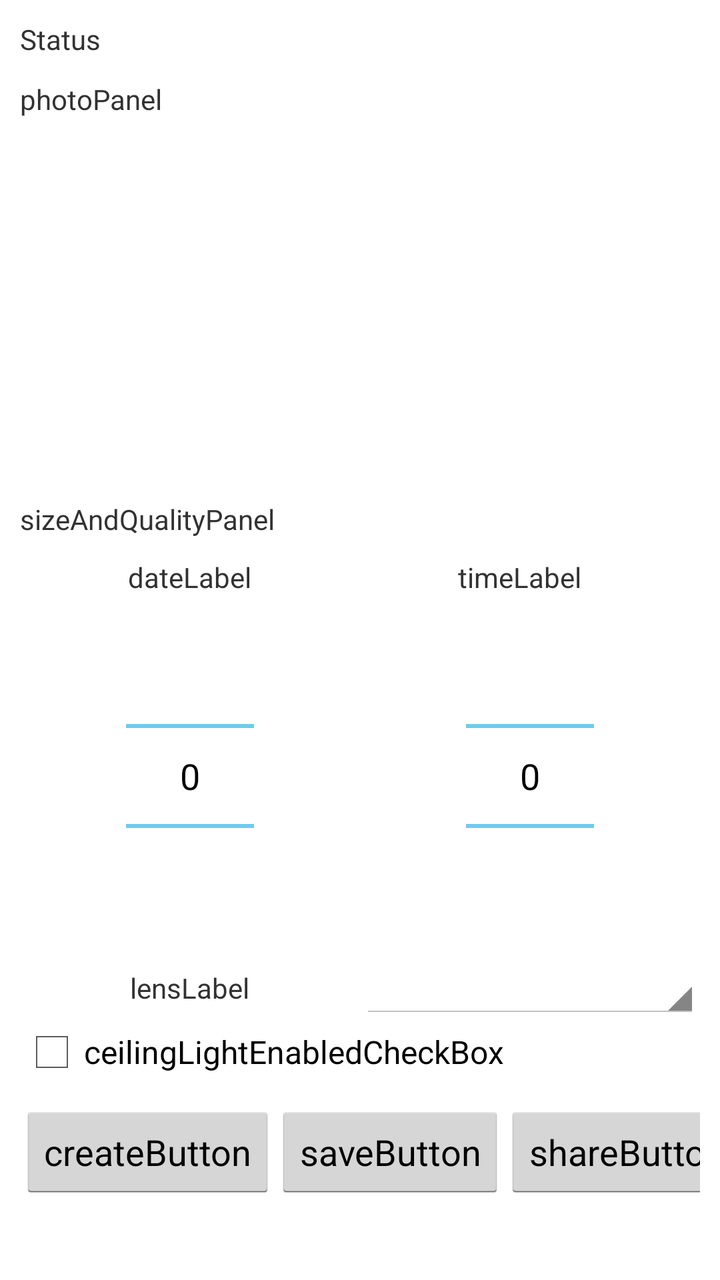
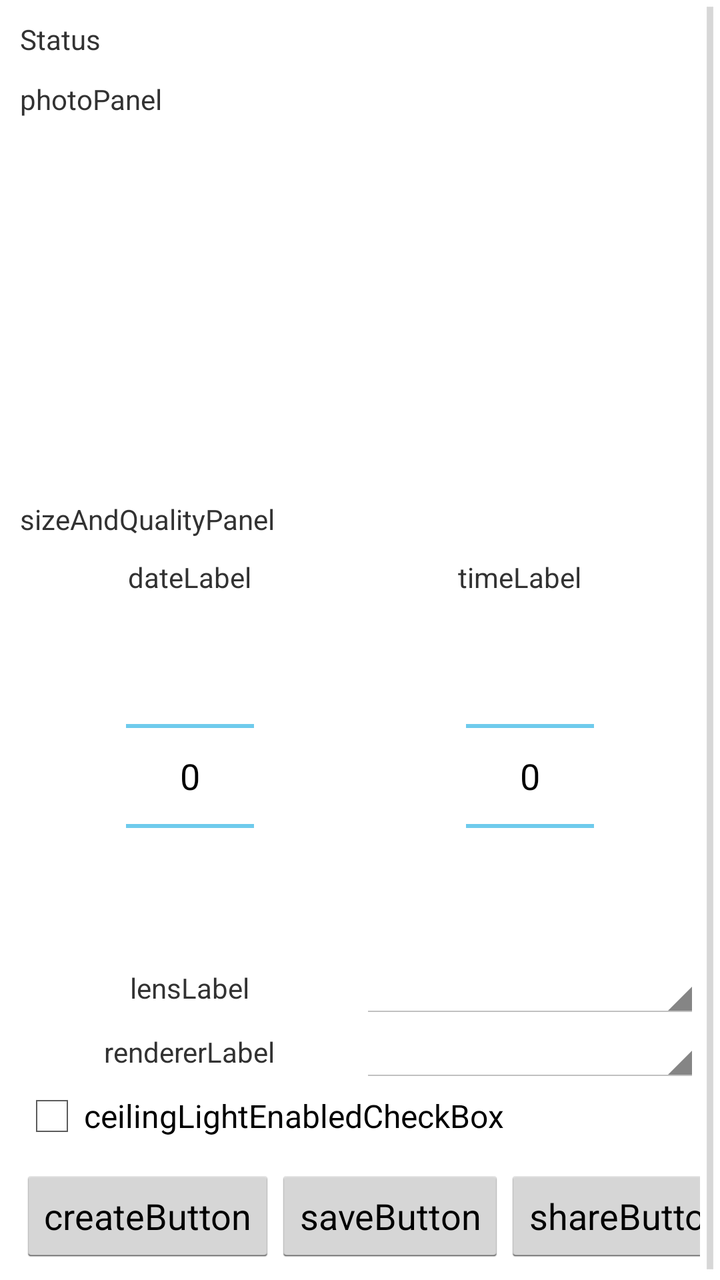

The first picture is an Android layout as it rendered before a commit; the second is the same layout after the commit. The layout source and the unified diff follow.
<!-- AndroidManifest.xml: application theme MyCustomTheme -->
<!-- res/layout/dialog_photopanel.xml -->
<?xml version="1.0" encoding="utf-8"?>
<ScrollView xmlns:android="http://schemas.android.com/apk/res/android"
            android:orientation="vertical"
            android:layout_width="match_parent"
            android:layout_height="match_parent">
    <LinearLayout xmlns:android="http://schemas.android.com/apk/res/android"
                  android:orientation="vertical"
                  android:layout_width="match_parent"
                  android:layout_height="wrap_content"
                  android:padding="10dp"
                  android:showDividers="middle"
                  android:divider="@drawable/empty_tall_divider">

        <TextView
            android:id="@+id/photopanel_statusLabel"
            android:text="Status"
            android:layout_width="match_parent"
            android:layout_height="20dp"
            android:layout_gravity="center_vertical|center_horizontal"/>
        <TextView
            android:id="@+id/photopanel_photoComponent"
            android:text="photoPanel"
            android:layout_width="match_parent"
            android:layout_height="200dp"
            android:layout_gravity="center_vertical|center_horizontal"/>
        <TextView
            android:id="@+id/photopanel_sizeAndQualityPanel"
            android:text="sizeAndQualityPanel"
            android:layout_width="match_parent"
            android:layout_height="wrap_content"
            android:layout_gravity="center_vertical|center_horizontal"/>
        
        <TableLayout
            android:layout_width="match_parent"
            android:layout_height="wrap_content"
            android:stretchColumns="*">
        <TableRow>
            <TextView
                android:id="@+id/photopanel_dateLabel"
                android:text="dateLabel"
                android:layout_width="0dp"
                android:layout_height="wrap_content"
                android:layout_gravity="center_vertical|center_horizontal"/>
            <LinearLayout xmlns:android="http://schemas.android.com/apk/res/android"
                          android:orientation="horizontal"
                          android:layout_width="0dp"
                          android:layout_height="wrap_content"
                          android:padding="0dp"
                          android:layout_gravity="center_vertical|center_horizontal">
            <TextView
                android:id="@+id/photopanel_timeLabel"
                android:text="timeLabel"
                android:layout_width="wrap_content"
                android:layout_height="wrap_content"
                android:layout_gravity="center_vertical|center_horizontal"/>
            <TextView
                android:id="@+id/photopanel_dayNightLabel"
                android:text="   "
                android:layout_width="wrap_content"
                android:layout_height="wrap_content"
                android:layout_gravity="center_vertical|center_horizontal"/>
            </LinearLayout>
            </TableRow>
            <TableRow>
            <NumberPicker
                android:id="@+id/photopanel_dateSpinner"
                android:layout_width="0dp"
                android:layout_height="wrap_content"
                 android:layout_gravity="center_vertical|center_horizontal"/>
            <NumberPicker
                android:id="@+id/photopanel_timeSpinner"
                android:layout_width="0dp"
                android:layout_height="wrap_content"
                android:layout_gravity="center_vertical|center_horizontal"/>
        </TableRow>
        <TableRow>
            <TextView
                android:id="@+id/photopanel_lensLabel"
                android:text="lensLabel"
                android:layout_width="0dp"
                android:layout_height="wrap_content"
                android:layout_gravity="center_vertical|center_horizontal"/>
            <Spinner
                android:id="@+id/photopanel_lensComboBox"
                android:text=""
                android:layout_width="0dp"
                android:layout_height="wrap_content"
                android:layout_weight="3"/>
        </TableRow>
            <TableRow>
            <CheckBox
                android:id="@+id/photopanel_ceilingLightEnabledCheckBox"
                android:text="ceilingLightEnabledCheckBox"
                android:layout_width="0dp"
                android:layout_height="wrap_content"
                android:layout_gravity="center_vertical"
                android:layout_weight="3"/>
            </TableRow>
        </TableLayout>

        <TableLayout
            android:layout_width="match_parent"
            android:layout_height="wrap_content"
            android:stretchColumns="*">
        <TableRow>
            <Button
                android:id="@+id/photopanel_createButton"
                android:text="createButton"
                android:layout_width="match_parent"
                android:layout_height="wrap_content"
                android:layout_gravity="center_vertical|center_horizontal"/>
            <Button
                android:id="@+id/photopanel_saveButton"
                android:text="saveButton"
                android:layout_width="match_parent"
                android:layout_height="wrap_content"
                android:layout_gravity="center_vertical|center_horizontal"/>
            <Button
                android:id="@+id/photopanel_shareButton"
                android:text="shareButton"
                android:layout_width="match_parent"
                android:layout_height="wrap_content"
                android:layout_gravity="center_vertical|center_horizontal"/>
            <Button
                android:id="@+id/photopanel_closeButton"
                android:text="Close"
                android:layout_width="match_parent"
                android:layout_height="wrap_content"
                android:layout_gravity="center_vertical|center_horizontal"/>
        </TableRow>
        </TableLayout>
    </LinearLayout>
</ScrollView>
<!-- resources referenced by this layout -->
<resources>
  <!-- drawable empty_tall_divider (drawable-hdpi) -->
  <?xml version="1.0" encoding="utf-8"?>
  <shape xmlns:android="http://schemas.android.com/apk/res/android">
      <size
          android:height="10dp"
          android:width="0dp"/>
  </shape>
  <style name="MyCustomTheme" parent="@android:style/Theme.Holo.Light">
          <item name="android:actionBarStyle">@style/MyActionBarTheme</item>
      </style>
  <style name="MyActionBarTheme" parent="@android:style/Widget.Holo.Light.ActionBar">
          <item name="android:background">#FF0065a5</item>
          <item name="android:logo">@android:color/transparent</item>
      </style>
</resources>

<!-- the commit's change to res/layout/dialog_photopanel.xml (unified diff, before → after) -->
@@ -34,59 +34,73 @@
             android:layout_width="match_parent"
             android:layout_height="wrap_content"
             android:stretchColumns="*">
-        <TableRow>
-            <TextView
-                android:id="@+id/photopanel_dateLabel"
-                android:text="dateLabel"
-                android:layout_width="0dp"
-                android:layout_height="wrap_content"
-                android:layout_gravity="center_vertical|center_horizontal"/>
-            <LinearLayout xmlns:android="http://schemas.android.com/apk/res/android"
-                          android:orientation="horizontal"
-                          android:layout_width="0dp"
-                          android:layout_height="wrap_content"
-                          android:padding="0dp"
-                          android:layout_gravity="center_vertical|center_horizontal">
-            <TextView
-                android:id="@+id/photopanel_timeLabel"
-                android:text="timeLabel"
-                android:layout_width="wrap_content"
-                android:layout_height="wrap_content"
-                android:layout_gravity="center_vertical|center_horizontal"/>
-            <TextView
-                android:id="@+id/photopanel_dayNightLabel"
-                android:text="   "
-                android:layout_width="wrap_content"
-                android:layout_height="wrap_content"
-                android:layout_gravity="center_vertical|center_horizontal"/>
-            </LinearLayout>
+            <TableRow>
+                <TextView
+                    android:id="@+id/photopanel_dateLabel"
+                    android:text="dateLabel"
+                    android:layout_width="0dp"
+                    android:layout_height="wrap_content"
+                    android:layout_gravity="center_vertical|center_horizontal"/>
+                <LinearLayout xmlns:android="http://schemas.android.com/apk/res/android"
+                              android:orientation="horizontal"
+                              android:layout_width="0dp"
+                              android:layout_height="wrap_content"
+                              android:padding="0dp"
+                              android:layout_gravity="center_vertical|center_horizontal">
+                <TextView
+                    android:id="@+id/photopanel_timeLabel"
+                    android:text="timeLabel"
+                    android:layout_width="wrap_content"
+                    android:layout_height="wrap_content"
+                    android:layout_gravity="center_vertical|center_horizontal"/>
+                <TextView
+                    android:id="@+id/photopanel_dayNightLabel"
+                    android:text="   "
+                    android:layout_width="wrap_content"
+                    android:layout_height="wrap_content"
+                    android:layout_gravity="center_vertical|center_horizontal"/>
+                </LinearLayout>
+                </TableRow>
+                <TableRow>
+                <NumberPicker
+                    android:id="@+id/photopanel_dateSpinner"
+                    android:layout_width="0dp"
+                    android:layout_height="wrap_content"
+                     android:layout_gravity="center_vertical|center_horizontal"/>
+                <NumberPicker
+                    android:id="@+id/photopanel_timeSpinner"
+                    android:layout_width="0dp"
+                    android:layout_height="wrap_content"
+                    android:layout_gravity="center_vertical|center_horizontal"/>
             </TableRow>
             <TableRow>
-            <NumberPicker
-                android:id="@+id/photopanel_dateSpinner"
-                android:layout_width="0dp"
-                android:layout_height="wrap_content"
-                 android:layout_gravity="center_vertical|center_horizontal"/>
-            <NumberPicker
-                android:id="@+id/photopanel_timeSpinner"
-                android:layout_width="0dp"
-                android:layout_height="wrap_content"
-                android:layout_gravity="center_vertical|center_horizontal"/>
-        </TableRow>
-        <TableRow>
-            <TextView
-                android:id="@+id/photopanel_lensLabel"
-                android:text="lensLabel"
-                android:layout_width="0dp"
-                android:layout_height="wrap_content"
-                android:layout_gravity="center_vertical|center_horizontal"/>
-            <Spinner
-                android:id="@+id/photopanel_lensComboBox"
-                android:text=""
-                android:layout_width="0dp"
-                android:layout_height="wrap_content"
-                android:layout_weight="3"/>
-        </TableRow>
+                <TextView
+                    android:id="@+id/photopanel_lensLabel"
+                    android:text="lensLabel"
+                    android:layout_width="0dp"
+                    android:layout_height="wrap_content"
+                    android:layout_gravity="center_vertical|center_horizontal"/>
+                <Spinner
+                    android:id="@+id/photopanel_lensComboBox"
+                    android:text=""
+                    android:layout_width="0dp"
+                    android:layout_height="wrap_content"
+                    android:layout_weight="3"/>
+            </TableRow>
+            <TableRow>
+                <TextView
+                    android:id="@+id/photopanel_rendererLabel"
+                    android:text="rendererLabel"
+                    android:layout_width="0dp"
+                    android:layout_height="wrap_content"
+                    android:layout_gravity="center_vertical|center_horizontal"/>
+                <Spinner
+                    android:id="@+id/photopanel_rendererComboBox"
+                    android:text=""
+                    android:layout_width="0dp"
+                    android:layout_height="wrap_content"
+                    android:layout_weight="3"/>
+            </TableRow>
             <TableRow>
             <CheckBox
                 android:id="@+id/photopanel_ceilingLightEnabledCheckBox"
